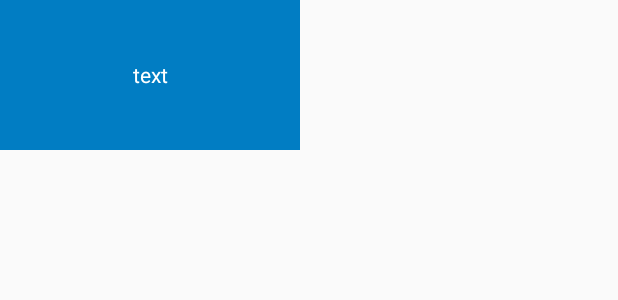
After one commit to zuochunsheng/TestByLat, an Android app: the layout activity_string_test.xml on its own in the app's theme, with its tools: preview values and no code run, on a phone screen of 412 x 824 dp. The commit adds this screen. Shown: the top 300 px of the screen. Run offline under Robolectric (Android 15) with nearby library versions, the phone set to English and light mode, and no system bars.

```diff
--- a/app/src/main/java/com/android/superplayer/service/MusicService.java
+++ b/app/src/main/java/com/android/superplayer/service/MusicService.java
@@ -40,6 +40,7 @@ public class MusicService extends Service {
     private MyBroadcastReceiver receiver;
     private Notification notification;
 
+    String linkUrl = "http://192.168.1.143/musicMenu/audio_1rlNNLnaZTKHzUWGqePA.m4a" ;
 
     //    服务生命周期中主要有三个重要的阶段:
 //
@@ -201,6 +202,7 @@ public class MusicService extends Service {
             try {
                 // 获取播放歌曲路径  重新设置要播放的音频
                 player.setDataSource(music.getPath());
+                //player.setDataSource(linkUrl);
 
                 // player.setAudioStreamType(AudioManager.STREAM_MUSIC);
                 //  准备 预加载音频
--- a/app/src/main/java/com/android/superplayer/ui/activity/my/ExoPlayerActivity.java
+++ b/app/src/main/java/com/android/superplayer/ui/activity/my/ExoPlayerActivity.java
@@ -61,6 +61,7 @@ public class ExoPlayerActivity extends BaseActivity {
 
     // 视频网络地址
     Uri playerUri = Uri.parse("https://storage.googleapis.com/android-tv/Sample%20videos/Demo%20Slam/Google%20Demo%20Slam_%20Hangin'%20with%20the%20Google%20Search%20Bar.mp4");
+   // Uri playerUri = Uri.parse("http://192.168.1.143/musicMenu/audio_1rlNNLnaZTKHzUWGqePA.m4a");
 
     @Override
     protected int getLayoutId() {
--- /dev/null
+++ b/app/src/main/res/layout/activity_string_test.xml
@@ -0,0 +1,18 @@
+<?xml version="1.0" encoding="utf-8"?>
+<RelativeLayout xmlns:android="http://schemas.android.com/apk/res/android"
+    xmlns:app="http://schemas.android.com/apk/res-auto"
+    xmlns:tools="http://schemas.android.com/tools"
+    android:layout_width="match_parent"
+    android:layout_height="match_parent"
+    tools:context=".ui.activity.test.StringTestActivity">
+
+    <TextView
+        android:id="@+id/textView"
+        android:gravity="center"
+        android:text="text"
+        android:textColor="@color/white"
+        android:background="@color/blue"
+        android:layout_width="200dp"
+        android:layout_height="100dp" />
+
+</RelativeLayout>
```
Also changed, not shown: app/src/main/AndroidManifest.xml (+17 -5 lines), app/src/main/java/com/android/superplayer/ui/activity/test/BActivity.java (added, +71 -0 lines), app/src/main/java/com/android/superplayer/ui/activity/test/StringTestActivity.java (added, +102 -0 lines), app/src/main/res/layout/activity_b.xml (added, +14 -0 lines).
